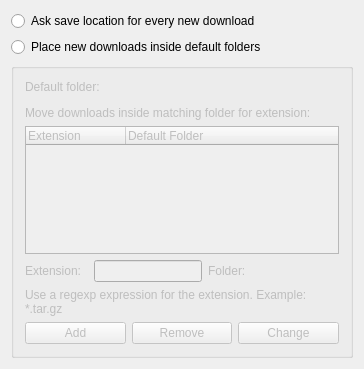
First picture: the form in conf/dlgdirectories.ui, repository KDE/kget, before the edit.
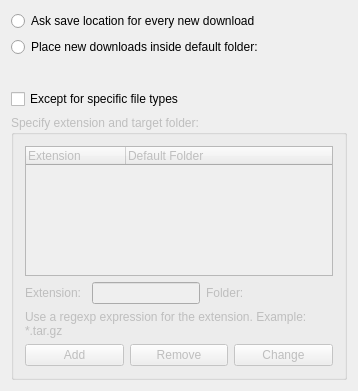
Second picture: the form after the edit. Custom widgets are drawn as their Qt base class.

Commit message: Improve file type exception and autosave handling. Usablilty issue fix: http://reviews.holehan.org/KGet/Settings#toc5

The edit to the form file:
```diff
--- a/conf/dlgdirectories.ui
+++ b/conf/dlgdirectories.ui
@@ -5,8 +5,8 @@
    <rect>
     <x>0</x>
     <y>0</y>
-    <width>364</width>
-    <height>369</height>
+    <width>357</width>
+    <height>391</height>
    </rect>
   </property>
   <layout class="QVBoxLayout" >
@@ -20,7 +20,41 @@
    <item>
     <widget class="QRadioButton" name="kcfg_UseDefaultDirectory" >
      <property name="text" >
-      <string>Place new downloads inside default folders</string>
+      <string>Place new downloads inside default folder:</string>
+     </property>
+    </widget>
+   </item>
+   <item>
+    <layout class="QHBoxLayout" >
+     <item>
+      <spacer>
+       <property name="orientation" >
+        <enum>Qt::Horizontal</enum>
+       </property>
+       <property name="sizeType" >
+        <enum>QSizePolicy::Fixed</enum>
+       </property>
+       <property name="sizeHint" >
+        <size>
+         <width>10</width>
+         <height>20</height>
+        </size>
+       </property>
+      </spacer>
+     </item>
+     <item>
+      <widget class="KUrlRequester" name="defaultFolderRequester" >
+       <property name="enabled" >
+        <bool>false</bool>
+       </property>
+      </widget>
+     </item>
+    </layout>
+   </item>
+   <item>
+    <widget class="QCheckBox" name="kcfg_EnableExceptions" >
+     <property name="text" >
+      <string>Except for specific file types</string>
      </property>
     </widget>
    </item>
@@ -30,26 +64,9 @@
       <bool>false</bool>
      </property>
      <property name="title" >
-      <string/>
+      <string>Specify extension and target folder:</string>
      </property>
      <layout class="QVBoxLayout" >
-      <item>
-       <widget class="QLabel" name="defaultFolderLabel" >
-        <property name="text" >
-         <string>Default folder:</string>
-        </property>
-       </widget>
-      </item>
-      <item>
-       <widget class="KUrlRequester" name="defaultFolderRequester" />
-      </item>
-      <item>
-       <widget class="QLabel" name="matchingExtensionLabel" >
-        <property name="text" >
-         <string>Move downloads inside matching folder for extension:</string>
-        </property>
-       </widget>
-      </item>
       <item>
        <widget class="QTreeWidget" name="folderForExtensionList" >
         <property name="rootIsDecorated" >
@@ -190,7 +207,7 @@
      <property name="sizeHint" >
       <size>
        <width>336</width>
-       <height>16</height>
+       <height>20</height>
       </size>
      </property>
     </spacer>
```
The commit also changes 5 other files.
